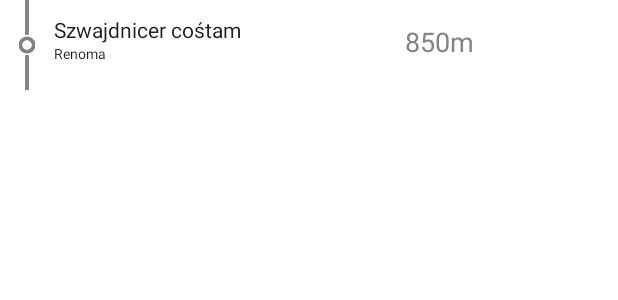
After one commit to LukCore95/Prototyp, an Android app: the layout route_points_menu_item.xml on its own in the app's theme, with its tools: preview values and no code run, on a phone screen of 412 x 824 dp. The commit adds this screen. Shown: the top 300 px of the screen. Run offline under Robolectric (Android 15) with nearby library versions, the phone set to English and light mode, and no system bars; Roboto replaces fonts that are not available here.

Commit message:
Niedopieszczone menu trasy... idę spać

```diff
--- /dev/null
+++ b/app/src/main/res/layout/route_points_menu_item.xml
@@ -0,0 +1,59 @@
+<?xml version="1.0" encoding="utf-8"?>
+<LinearLayout xmlns:android="http://schemas.android.com/apk/res/android"
+    xmlns:app="http://schemas.android.com/apk/res-auto"
+    xmlns:tools="http://schemas.android.com/tools"
+    android:layout_width="match_parent"
+    android:layout_height="match_parent"
+    android:background="@color/colorTextBar"
+    android:orientation="vertical">
+
+    <LinearLayout
+        android:layout_width="match_parent"
+        android:layout_height="match_parent"
+        android:layout_weight="0.24"
+        android:orientation="horizontal">
+
+        <ImageView
+            android:id="@+id/route_points_icon"
+            android:layout_width="wrap_content"
+            android:layout_height="60dp"
+            app:srcCompat="@drawable/pkt_odw" />
+
+        <LinearLayout
+            android:layout_width="match_parent"
+            android:layout_height="match_parent"
+            android:layout_weight="1"
+            android:orientation="vertical">
+
+            <TextView
+                android:id="@+id/route_points_german"
+                android:layout_width="match_parent"
+                android:layout_height="wrap_content"
+                android:layout_marginTop="10dp"
+                android:text="Szwajdnicer cośtam"
+                android:textColor="@color/routePointsMenuItemTitle"
+                android:textSize="14dp" />
+
+            <TextView
+                android:id="@+id/route_points_name"
+                android:layout_width="match_parent"
+                android:layout_height="wrap_content"
+                android:text="Renoma"
+                android:textColor="@color/routePointsMenuItemTitle"
+                android:textSize="9dp" />
+
+        </LinearLayout>
+
+        <TextView
+            android:id="@+id/route_points_distance"
+            android:layout_width="match_parent"
+            android:layout_height="wrap_content"
+            android:layout_weight="1"
+            android:textColor="@color/routeDistance"
+            android:textSize="18dp"
+            android:layout_marginTop="15dp"
+            android:layout_marginLeft="46dp"
+            android:text="850m" />
+    </LinearLayout>
+
+</LinearLayout>
--- a/app/src/main/res/values/colors.xml
+++ b/app/src/main/res/values/colors.xml
@@ -5,6 +5,10 @@
     <color name="colorAccent">#ffff0000</color>
     <color name="colorBackground">#696969</color>
     <color name="colorTextBar">#ffffff</color>
+    <color name="routePointsTitle">#fcfcfc</color>
     <color name="black_overlay">#66000000</color>
     <color name="alpha">#00ffffff</color>
+    <color name="routePointsMenuItemTitle">#1e1e1e</color>
+    <color name="routeDistanceCurr">#ea2227</color>
+    <color name="routeDistance">#838383</color>
 </resources>
--- a/app/src/main/res/values/strings.xml
+++ b/app/src/main/res/values/strings.xml
@@ -45,5 +45,7 @@
         kwartału kamienic miejskich, przy ul. Świdnickiej 40, stanął Dom Towarowy Wertheim –
         dzisiejsza Renoma – i to właśnie on przejął ten zaszczytny tytuł.</string>
     <string name="string_fotografie">Zobacz zabytkowe fotografie</string>
+    <string name="routePointsMenuTitle">Lista punktów trasy</string>
+    <string name="routePointsMenuExplanation">Wybierz punkt, do którego chcesz nawigować.</string>
 
 </resources>
```
Also changed, not shown: app/src/main/java/zpi/data/db/DataInitializer.java (+4 -4 lines), app/src/main/java/zpi/prototyp/MainActivity.java (+37 -6 lines), app/src/main/java/zpi/prototyp/RouteListAdapter.java (added, +94 -0 lines), app/src/main/res/layout/activity_main.xml (+81 -4 lines), app/src/main/res/drawable/divider.png (added), app/src/main/res/drawable/pkt_akt.png (added), app/src/main/res/drawable/pkt_n_odw.png (added), app/src/main/res/drawable/pkt_odw.png (added), app/src/main/res/drawable/tlo_mapa.png (added).
